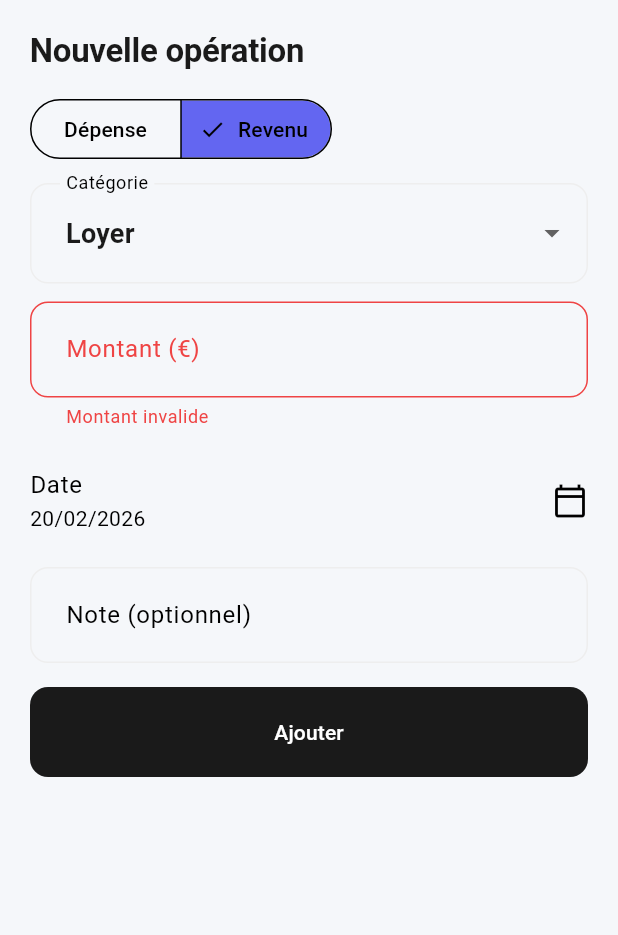
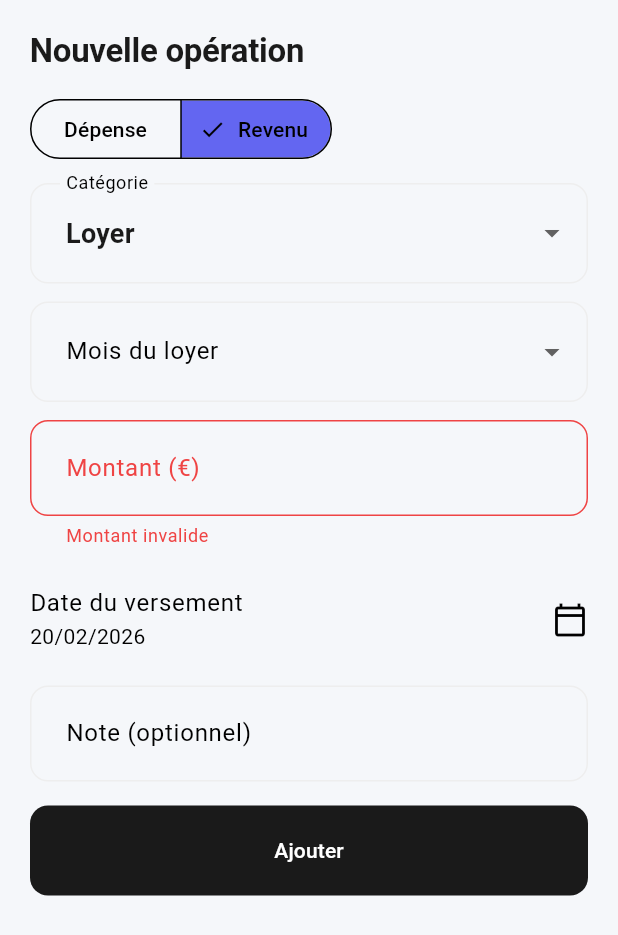
Before and after one commit to DMiyalu/zolane, a Flutter app: the OperationFormSheet widget shown alone on an empty page, opened directly, after a tap on "Ajouter", after a tap on "Revenu", on a phone screen of 412 x 824 dp. Shown: the top 935 px of the screen. Run offline on Flutter 3.47's test engine with Material 3 defaults, Android fonts, the phone set to English and light mode, and no system bars; our stand-ins replace cloud_firestore, connectivity_plus, equatable, firebase_auth, firebase_core, flutter_bloc and 3 more; accounts and stored records are empty.

Commit message:
feat: add rent month tracking to operations and update database schema

```diff
--- a/lib/features/operations/data/models/operation_model.dart
+++ b/lib/features/operations/data/models/operation_model.dart
@@ -8,6 +8,7 @@ class OperationModel {
   final int amountCents;
   final String? note;
   final int occurredAtMs;
+  final int? rentMonthMs;
   final int createdAtMs;
   final int updatedAtMs;
   final int syncStatus;
@@ -20,6 +21,7 @@ class OperationModel {
     required this.amountCents,
     required this.note,
     required this.occurredAtMs,
+    required this.rentMonthMs,
     required this.createdAtMs,
     required this.updatedAtMs,
     required this.syncStatus,
@@ -34,6 +36,7 @@ class OperationModel {
       amountCents: (map['amount_cents'] as num).toInt(),
       note: map['note'] as String?,
       occurredAtMs: (map['occurred_at_ms'] as num).toInt(),
+      rentMonthMs: (map['rent_month_ms'] as num?)?.toInt(),
       createdAtMs: (map['created_at_ms'] as num).toInt(),
       updatedAtMs: (map['updated_at_ms'] as num).toInt(),
       syncStatus: (map['sync_status'] as num).toInt(),
@@ -49,6 +52,7 @@ class OperationModel {
       'amount_cents': amountCents,
       'note': note,
       'occurred_at_ms': occurredAtMs,
+      'rent_month_ms': rentMonthMs,
       'created_at_ms': createdAtMs,
       'updated_at_ms': updatedAtMs,
       'sync_status': syncStatus,
@@ -64,6 +68,7 @@ class OperationModel {
       amountCents: amountCents,
       note: note,
       occurredAtMs: occurredAtMs,
+      rentMonthMs: rentMonthMs,
       createdAtMs: createdAtMs,
       updatedAtMs: updatedAtMs,
       syncStatus: syncStatus,
--- a/lib/features/operations/data/repositories/operations_repository_impl.dart
+++ b/lib/features/operations/data/repositories/operations_repository_impl.dart
@@ -27,6 +27,7 @@ class OperationsRepositoryImpl implements OperationsRepository {
     required String category,
     required int amountCents,
     required int occurredAtMs,
+    int? rentMonthMs,
     String? note,
   }) async {
     final now = DateTime.now().millisecondsSinceEpoch;
@@ -39,6 +40,7 @@ class OperationsRepositoryImpl implements OperationsRepository {
       amountCents: amountCents,
       note: (note == null || note.trim().isEmpty) ? null : note.trim(),
       occurredAtMs: occurredAtMs,
+      rentMonthMs: rentMonthMs,
       createdAtMs: now,
       updatedAtMs: now,
       syncStatus: SyncStatus.dirty,
@@ -56,6 +58,7 @@ class OperationsRepositoryImpl implements OperationsRepository {
     required String category,
     required int amountCents,
     required int occurredAtMs,
+    int? rentMonthMs,
     String? note,
   }) async {
     final existing = await _local.getById(id);
@@ -73,6 +76,7 @@ class OperationsRepositoryImpl implements OperationsRepository {
       amountCents: amountCents,
       note: (note == null || note.trim().isEmpty) ? null : note.trim(),
       occurredAtMs: occurredAtMs,
+      rentMonthMs: rentMonthMs,
       createdAtMs: existing.createdAtMs,
       updatedAtMs: now,
       syncStatus: SyncStatus.dirty,
--- a/lib/features/operations/domain/entities/operation.dart
+++ b/lib/features/operations/domain/entities/operation.dart
@@ -28,6 +28,8 @@ class Operation {
   final int amountCents;
   final String? note;
   final int occurredAtMs;
+  /// For rent payments: month concerned by the payment (stored as a month start timestamp).
+  final int? rentMonthMs;
   final int createdAtMs;
   final int updatedAtMs;
   final int syncStatus;
@@ -40,6 +42,7 @@ class Operation {
     required this.amountCents,
     required this.note,
     required this.occurredAtMs,
+    required this.rentMonthMs,
     required this.createdAtMs,
     required this.updatedAtMs,
     required this.syncStatus,
--- a/lib/features/operations/domain/repositories/operations_repository.dart
+++ b/lib/features/operations/domain/repositories/operations_repository.dart
@@ -9,6 +9,7 @@ abstract interface class OperationsRepository {
     required String category,
     required int amountCents,
     required int occurredAtMs,
+    int? rentMonthMs,
     String? note,
   });
 
@@ -19,6 +20,7 @@ abstract interface class OperationsRepository {
     required String category,
     required int amountCents,
     required int occurredAtMs,
+    int? rentMonthMs,
     String? note,
   });
 
--- a/lib/features/operations/presentation/cubit/operations_cubit.dart
+++ b/lib/features/operations/presentation/cubit/operations_cubit.dart
@@ -46,6 +46,7 @@ class OperationsCubit extends Cubit<OperationsState> {
     required String category,
     required int amountCents,
     required int occurredAtMs,
+    int? rentMonthMs,
     String? note,
   }) async {
     try {
@@ -55,6 +56,7 @@ class OperationsCubit extends Cubit<OperationsState> {
         category: category,
         amountCents: amountCents,
         occurredAtMs: occurredAtMs,
+        rentMonthMs: rentMonthMs,
         note: note,
       );
       await load();
@@ -69,6 +71,7 @@ class OperationsCubit extends Cubit<OperationsState> {
     required String category,
     required int amountCents,
     required int occurredAtMs,
+    int? rentMonthMs,
     String? note,
   }) async {
     try {
@@ -79,6 +82,7 @@ class OperationsCubit extends Cubit<OperationsState> {
         category: category,
         amountCents: amountCents,
         occurredAtMs: occurredAtMs,
+        rentMonthMs: rentMonthMs,
         note: note,
       );
       await load();
--- a/lib/features/operations/presentation/widgets/operation_form_sheet.dart
+++ b/lib/features/operations/presentation/widgets/operation_form_sheet.dart
@@ -1,4 +1,5 @@
 import 'package:flutter/material.dart';
+import 'package:intl/intl.dart';
 
 import '../../../../theme/app_theme.dart';
 import '../../domain/entities/operation.dart';
@@ -8,6 +9,7 @@ class OperationFormResult {
   final String category;
   final int amountCents;
   final int occurredAtMs;
+  final int? rentMonthMs;
   final String? note;
 
   const OperationFormResult({
@@ -15,6 +17,7 @@ class OperationFormResult {
     required this.category,
     required this.amountCents,
     required this.occurredAtMs,
+    required this.rentMonthMs,
     required this.note,
   });
 }
@@ -47,6 +50,7 @@ class _OperationFormSheetState extends State<OperationFormSheet> {
   late DateTime _date;
 
   late String _selectedCategory;
+  DateTime? _selectedRentMonth;
   late final TextEditingController _amountController;
   late final TextEditingController _noteController;
 
@@ -89,6 +93,14 @@ class _OperationFormSheetState extends State<OperationFormSheet> {
     _selectedCategory = initialCategory.isNotEmpty
         ? initialCategory
         : _baseCategoriesFor(_kind).first;
+
+    final existingRentMonthMs = existing?.rentMonthMs;
+    if (_kind == OperationKind.income && _selectedCategory == 'Loyer' && existingRentMonthMs != null) {
+      final d = DateTime.fromMillisecondsSinceEpoch(existingRentMonthMs);
+      _selectedRentMonth = DateTime(d.year, d.month, 1);
+    } else if (_selectedCategory == 'Loyer' && _kind == OperationKind.income) {
+      _selectedRentMonth = DateTime(_date.year, _date.month, 1);
+    }
     _amountController = TextEditingController(
       text: existing == null
           ? ''
@@ -109,6 +121,7 @@ class _OperationFormSheetState extends State<OperationFormSheet> {
     final viewInsets = MediaQuery.viewInsetsOf(context);
     final safePadding = MediaQuery.paddingOf(context);
     final isEditing = widget.existing != null;
+    final showRentMonth = _kind == OperationKind.income && _selectedCategory == 'Loyer';
 
     return SafeArea(
       top: false,
@@ -168,7 +181,14 @@ class _OperationFormSheetState extends State<OperationFormSheet> {
                     .toList(),
                 onChanged: (value) {
                   if (value == null) return;
-                  setState(() => _selectedCategory = value);
+                  setState(() {
+                    _selectedCategory = value;
+                    if (_kind == OperationKind.income && _selectedCategory == 'Loyer') {
+                      _selectedRentMonth ??= DateTime(_date.year, _date.month, 1);
+                    } else {
+                      _selectedRentMonth = null;
+                    }
+                  });
                 },
                 validator: (v) {
                   final value = v?.trim() ?? '';
@@ -177,6 +197,30 @@ class _OperationFormSheetState extends State<OperationFormSheet> {
                 },
               ),
               const SizedBox(height: 12),
+              if (showRentMonth) ...[
+                DropdownButtonFormField<DateTime>(
+                  value: _selectedRentMonth,
+                  decoration: const InputDecoration(labelText: 'Mois du loyer'),
+                  items: _rentMonthOptions()
+                      .map(
+                        (m) => DropdownMenuItem(
+                          value: m,
+                          child: Text(_formatRentMonth(m)),
+                        ),
+                      )
+                      .toList(),
+                  onChanged: (value) {
+                    if (value == null) return;
+                    setState(() => _selectedRentMonth = value);
+                  },
+                  validator: (v) {
+                    if (!showRentMonth) return null;
+                    if (v == null) return 'Champ obligatoire';
+                    return null;
+                  },
+                ),
+                const SizedBox(height: 12),
+              ],
               TextFormField(
                 controller: _amountController,
                 decoration: const InputDecoration(labelText: 'Montant (€)'),
@@ -194,7 +238,7 @@ class _OperationFormSheetState extends State<OperationFormSheet> {
               const SizedBox(height: 12),
               ListTile(
                 contentPadding: EdgeInsets.zero,
-                title: const Text('Date'),
+                title: const Text('Date du versement'),
                 subtitle: Text(_formatDate(_date)),
                 trailing: const Icon(Icons.calendar_today_outlined),
                 onTap: () => _pickDate(context),
@@ -224,6 +268,9 @@ class _OperationFormSheetState extends State<OperationFormSheet> {
                         category: _selectedCategory.trim(),
                         amountCents: cents,
                         occurredAtMs: _date.millisecondsSinceEpoch,
+                        rentMonthMs: showRentMonth
+                            ? _selectedRentMonth?.millisecondsSinceEpoch
+                            : null,
                         note: note,
                       ),
                     );
@@ -250,6 +297,32 @@ class _OperationFormSheetState extends State<OperationFormSheet> {
     setState(() => _date = DateTime(picked.year, picked.month, picked.day));
   }
 
+  List<DateTime> _rentMonthOptions() {
+    final now = DateTime.now();
+    final start = DateTime(now.year, now.month - 18, 1);
+    final end = DateTime(now.year, now.month + 6, 1);
+
+    final months = <DateTime>[];
+    var cursor = start;
+    while (!cursor.isAfter(end)) {
+      months.add(cursor);
+      cursor = DateTime(cursor.year, cursor.month + 1, 1);
+    }
+
+    final current = _selectedRentMonth;
+    if (current != null && !months.contains(current)) {
+      months.add(current);
+      months.sort((a, b) => a.compareTo(b));
+    }
+
+    return months;
+  }
+
+  static String _formatRentMonth(DateTime d) {
+    // Ex: "février 2026"
+    return DateFormat('MMMM yyyy', 'fr_FR').format(d);
+  }
+
   static int? _parseAmountToCents(String? input) {
     final raw = (input ?? '').trim();
     if (raw.isEmpty) return null;
--- a/lib/features/sync/sync_service.dart
+++ b/lib/features/sync/sync_service.dart
@@ -84,6 +84,7 @@ class SyncService {
           'amount_cents': op.amountCents,
           'note': op.note,
           'occurred_at_ms': op.occurredAtMs,
+          'rent_month_ms': op.rentMonthMs,
           'created_at_ms': op.createdAtMs,
           'updated_at_ms': op.updatedAtMs,
           'deleted': false,
@@ -229,6 +230,7 @@ class SyncService {
     final category = data['category'] as String?;
     final amountCents = _asInt(data['amount_cents']);
     final occurredAtMs = _asInt(data['occurred_at_ms']);
+    final rentMonthMs = _asInt(data['rent_month_ms']);
     final createdAtMs = _asInt(data['created_at_ms']);
     final updatedAtMs = _asInt(data['updated_at_ms']);
 
@@ -248,6 +250,7 @@ class SyncService {
       amountCents: amountCents,
       note: data['note'] as String?,
       occurredAtMs: occurredAtMs,
+      rentMonthMs: rentMonthMs,
       createdAtMs: createdAtMs,
       updatedAtMs: updatedAtMs,
       syncStatus: 0,
```
Also changed, not shown: lib/core/local_db/app_database.dart (+8 -1 lines), lib/features/properties/presentation/pages/property_detail_page.dart (+20 -3 lines).
